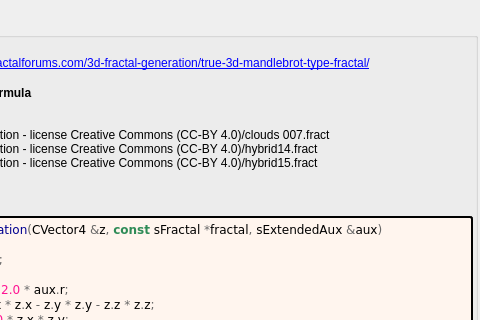
Old version of the form mandelbulber2/formula/ui/quaternion.ui in the repository buddhi1980/mandelbulber2; both pictures show x 139 to 619 and y 0 to 320 of the 619 by 472 pixel window.
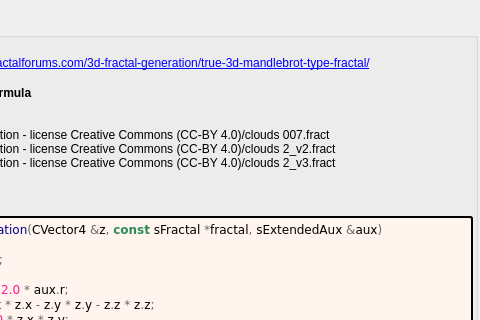
New version of the form. Custom widgets are drawn as their Qt base class.

```diff
--- a/mandelbulber2/formula/ui/quaternion.ui
+++ b/mandelbulber2/formula/ui/quaternion.ui
@@ -70,7 +70,7 @@
 &lt;tr&gt;&lt;th&gt;Reference&lt;/th&gt;&lt;td&gt;&lt;a href=&quot;http://www.fractalforums.com/3d-fractal-generation/true-3d-mandlebrot-type-fractal/&quot;&gt;http://www.fractalforums.com/3d-fractal-generation/true-3d-mandlebrot-type-fractal/&lt;br&gt;
 &lt;/td&gt;&lt;/tr&gt;
 &lt;/table&gt;
-&lt;br&gt;&lt;b&gt;Examples using this formula&lt;/b&gt;&lt;br&gt;hybrid001.fract&lt;br&gt;quaternion_001.fract&lt;br&gt;Krzysztof Marczak collection - license Creative Commons (CC-BY 4.0)/clouds 007.fract&lt;br&gt;Krzysztof Marczak collection - license Creative Commons (CC-BY 4.0)/hybrid14.fract&lt;br&gt;Krzysztof Marczak collection - license Creative Commons (CC-BY 4.0)/hybrid15.fract&lt;br&gt;...&lt;h3&gt;Code&lt;/h3&gt;</string>
+&lt;br&gt;&lt;b&gt;Examples using this formula&lt;/b&gt;&lt;br&gt;hybrid001.fract&lt;br&gt;quaternion_001.fract&lt;br&gt;Krzysztof Marczak collection - license Creative Commons (CC-BY 4.0)/clouds 007.fract&lt;br&gt;Krzysztof Marczak collection - license Creative Commons (CC-BY 4.0)/clouds 2_v2.fract&lt;br&gt;Krzysztof Marczak collection - license Creative Commons (CC-BY 4.0)/clouds 2_v3.fract&lt;br&gt;...&lt;h3&gt;Code&lt;/h3&gt;</string>
         </property>
         <property name="wordWrap">
          <bool>true</bool>
```
